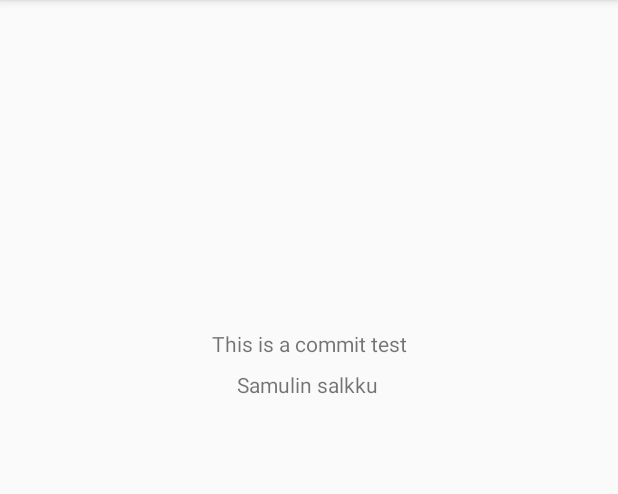
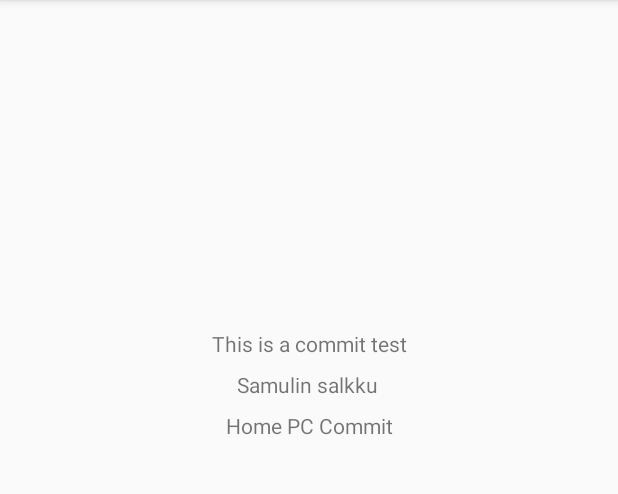
Before and after one commit to christoffertoppe/AndroidProject, an Android app: the screen it shows after launch (MainActivity), on a phone screen of 412 x 824 dp, the part 84-578 px from its top. Run offline under Robolectric (Android 15) with nearby library versions, the phone set to English and light mode, and no system bars.

Commit message:
Home PC commit test

```diff
--- a/app/src/main/res/layout/activity_main.xml
+++ b/app/src/main/res/layout/activity_main.xml
@@ -30,4 +30,14 @@
         app:layout_constraintStart_toStartOf="parent"
         app:layout_constraintTop_toBottomOf="@+id/textView2" />
 
+    <TextView
+        android:id="@+id/textView3"
+        android:layout_width="wrap_content"
+        android:layout_height="wrap_content"
+        android:layout_marginTop="8dp"
+        android:text="Home PC Commit"
+        app:layout_constraintEnd_toEndOf="parent"
+        app:layout_constraintStart_toStartOf="parent"
+        app:layout_constraintTop_toBottomOf="@+id/textView" />
+
 </android.support.constraint.ConstraintLayout>
```
